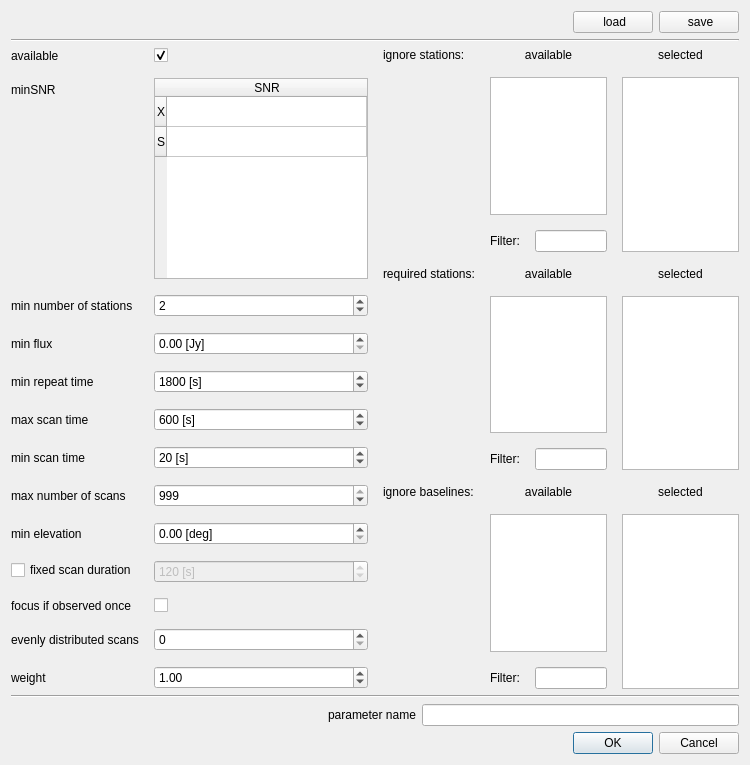
Qt form sourceparametersdialog.ui (TUW-VieVS/VieSchedpp) before a commit.
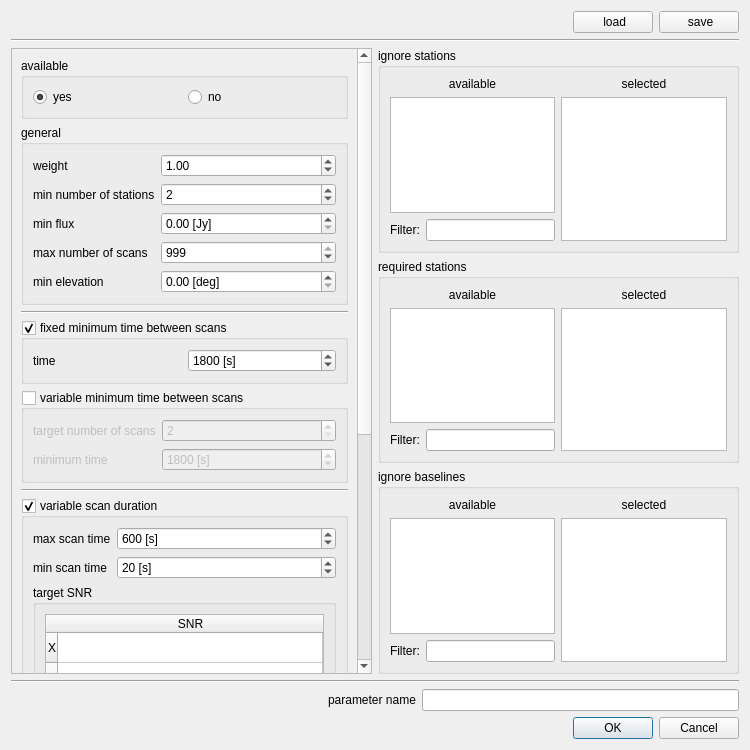
The same form after that commit. Icons and pictures are not drawn.

The edit to the form file:
```diff
--- a/sourceparametersdialog.ui
+++ b/sourceparametersdialog.ui
@@ -7,13 +7,13 @@
     <x>0</x>
     <y>0</y>
     <width>750</width>
-    <height>765</height>
+    <height>750</height>
    </rect>
   </property>
   <property name="windowTitle">
    <string>Dialog</string>
   </property>
-  <layout class="QVBoxLayout" name="verticalLayout">
+  <layout class="QVBoxLayout" name="verticalLayout_15">
    <item>
     <layout class="QHBoxLayout" name="horizontalLayout_9">
      <item>
@@ -61,63 +61,80 @@
     </widget>
    </item>
    <item>
-    <layout class="QHBoxLayout" name="horizontalLayout_8" stretch="1,1">
-     <property name="spacing">
-      <number>15</number>
-     </property>
+    <layout class="QHBoxLayout" name="horizontalLayout_11" stretch="1,1">
+     <item>
+      <widget class="QScrollArea" name="scrollArea">
+       <property name="horizontalScrollBarPolicy">
+        <enum>Qt::ScrollBarAsNeeded</enum>
+       </property>
+       <property name="sizeAdjustPolicy">
+        <enum>QAbstractScrollArea::AdjustIgnored</enum>
+       </property>
+       <property name="widgetResizable">
+        <bool>true</bool>
+       </property>
+       <widget class="QWidget" name="scrollAreaWidgetContents">
+        <property name="geometry">
+         <rect>
+          <x>0</x>
+          <y>0</y>
+          <width>346</width>
+          <height>1086</height>
+         </rect>
+        </property>
+        <layout class="QVBoxLayout" name="verticalLayout">
      <item>
-      <layout class="QFormLayout" name="formLayout">
-       <item row="0" column="0">
-        <widget class="QLabel" name="availableLabel">
-         <property name="text">
+          <widget class="QGroupBox" name="groupBox">
+           <property name="title">
           <string>available</string>
          </property>
-        </widget>
-       </item>
-       <item row="0" column="1">
-        <widget class="QCheckBox" name="availableCheckBox">
+           <property name="checkable">
+            <bool>false</bool>
+           </property>
+           <property name="checked">
+            <bool>false</bool>
+           </property>
+           <layout class="QHBoxLayout" name="horizontalLayout_10">
+            <item>
+             <widget class="QRadioButton" name="radioButton_available_yes">
+              <property name="text">
+               <string>yes</string>
+              </property>
          <property name="checked">
           <bool>true</bool>
          </property>
         </widget>
        </item>
+            <item>
+             <widget class="QRadioButton" name="radioButton_available_no">
+              <property name="text">
+               <string>no</string>
+              </property>
+             </widget>
+            </item>
+           </layout>
+          </widget>
+         </item>
+         <item>
+          <widget class="QGroupBox" name="groupBox_2">
+           <property name="title">
+            <string>general</string>
+           </property>
+           <property name="checkable">
+            <bool>false</bool>
+           </property>
+           <property name="checked">
+            <bool>false</bool>
+           </property>
+           <layout class="QFormLayout" name="formLayout_5">
        <item row="1" column="0">
-        <widget class="QLabel" name="minSNRLabel">
-         <property name="text">
-          <string>minSNR</string>
-         </property>
-        </widget>
-       </item>
-       <item row="1" column="1">
-        <widget class="QTableWidget" name="tableWidget_minSNR">
-         <attribute name="horizontalHeaderStretchLastSection">
-          <bool>true</bool>
-         </attribute>
-         <row>
-          <property name="text">
-           <string>X</string>
-          </property>
-         </row>
-         <row>
-          <property name="text">
-           <string>S</string>
-          </property>
-         </row>
-         <column>
-          <property name="text">
-           <string>SNR</string>
-          </property>
-         </column>
-        </widget>
-       </item>
-       <item row="2" column="0">
         <widget class="QLabel" name="maxSlewTimeLabel">
          <property name="text">
           <string>min number of stations</string>
          </property>
         </widget>
        </item>
-       <item row="2" column="1">
+            <item row="1" column="1">
         <widget class="QSpinBox" name="spinBox_minNumberOfStations">
          <property name="suffix">
           <string/>
@@ -130,14 +147,14 @@
          </property>
         </widget>
        </item>
-       <item row="3" column="0">
+            <item row="2" column="0">
         <widget class="QLabel" name="maxWaitTimeLabel">
          <property name="text">
           <string>min flux </string>
          </property>
         </widget>
        </item>
-       <item row="3" column="1">
+            <item row="2" column="1">
         <widget class="QDoubleSpinBox" name="doubleSpinBox_minFlux">
          <property name="suffix">
           <string> [Jy]</string>
@@ -147,14 +164,84 @@
          </property>
         </widget>
        </item>
+            <item row="3" column="0">
+             <widget class="QLabel" name="label_6">
+              <property name="text">
+               <string>max number of scans</string>
+              </property>
+             </widget>
+            </item>
+            <item row="3" column="1">
+             <widget class="QSpinBox" name="spinBox_maxNumberOfScans">
+              <property name="suffix">
+               <string/>
+              </property>
+              <property name="maximum">
+               <number>999</number>
+              </property>
+              <property name="value">
+               <number>999</number>
+              </property>
+             </widget>
+            </item>
        <item row="4" column="0">
-        <widget class="QLabel" name="label">
+             <widget class="QLabel" name="label_20">
          <property name="text">
-          <string>min repeat time</string>
+               <string>min elevation</string>
          </property>
         </widget>
        </item>
        <item row="4" column="1">
+             <widget class="QDoubleSpinBox" name="doubleSpinBox_minElevation">
+              <property name="suffix">
+               <string> [deg]</string>
+              </property>
+             </widget>
+            </item>
+            <item row="0" column="0">
+             <widget class="QLabel" name="weightLabel">
+              <property name="text">
+               <string>weight</string>
+              </property>
+             </widget>
+            </item>
+            <item row="0" column="1">
+             <widget class="QDoubleSpinBox" name="weightDoubleSpinBox">
+              <property name="singleStep">
+               <double>0.100000000000000</double>
+              </property>
+              <property name="value">
+               <double>1.000000000000000</double>
+              </property>
+             </widget>
+            </item>
+           </layout>
+          </widget>
+         </item>
+         <item>
+          <widget class="Line" name="line_3">
+           <property name="orientation">
+            <enum>Qt::Horizontal</enum>
+           </property>
+          </widget>
+         </item>
+         <item>
+          <widget class="QGroupBox" name="groupBox_10">
+           <property name="title">
+            <string>fixed minimum time between scans</string>
+           </property>
+           <property name="checkable">
+            <bool>true</bool>
+           </property>
+           <layout class="QHBoxLayout" name="horizontalLayout_14">
+            <item>
+             <widget class="QLabel" name="label_10">
+              <property name="text">
+               <string>time</string>
+              </property>
+             </widget>
+            </item>
+            <item>
         <widget class="QSpinBox" name="spinBox_minRepeatTime">
          <property name="suffix">
           <string> [s]</string>
@@ -170,14 +257,99 @@
          </property>
         </widget>
        </item>
-       <item row="5" column="0">
+           </layout>
+          </widget>
+         </item>
+         <item>
+          <widget class="QGroupBox" name="groupBox_9">
+           <property name="title">
+            <string>variable minimum time between scans</string>
+           </property>
+           <property name="checkable">
+            <bool>true</bool>
+           </property>
+           <property name="checked">
+            <bool>false</bool>
+           </property>
+           <layout class="QFormLayout" name="formLayout_3">
+            <item row="0" column="0">
+             <widget class="QLabel" name="label">
+              <property name="text">
+               <string>target number of scans</string>
+              </property>
+             </widget>
+            </item>
+            <item row="0" column="1">
+             <widget class="QSpinBox" name="spinBox_evenlyDistScans">
+              <property name="suffix">
+               <string/>
+              </property>
+              <property name="minimum">
+               <number>2</number>
+              </property>
+              <property name="maximum">
+               <number>999</number>
+              </property>
+             </widget>
+            </item>
+            <item row="1" column="0">
+             <widget class="QLabel" name="label_7">
+              <property name="text">
+               <string>minimum time </string>
+              </property>
+             </widget>
+            </item>
+            <item row="1" column="1">
+             <widget class="QSpinBox" name="spinBox">
+              <property name="suffix">
+               <string> [s]</string>
+              </property>
+              <property name="prefix">
+               <string/>
+              </property>
+              <property name="maximum">
+               <number>99999</number>
+              </property>
+              <property name="singleStep">
+               <number>600</number>
+              </property>
+              <property name="value">
+               <number>1800</number>
+              </property>
+             </widget>
+            </item>
+           </layout>
+          </widget>
+         </item>
+         <item>
+          <widget class="Line" name="line_4">
+           <property name="orientation">
+            <enum>Qt::Horizontal</enum>
+           </property>
+          </widget>
+         </item>
+         <item>
+          <widget class="QGroupBox" name="groupBox_3">
+           <property name="title">
+            <string>variable scan duration</string>
+           </property>
+           <property name="checkable">
+            <bool>true</bool>
+           </property>
+           <property name="checked">
+            <bool>true</bool>
+           </property>
+           <layout class="QVBoxLayout" name="verticalLayout_11">
+            <item>
+             <layout class="QFormLayout" name="formLayout">
+              <item row="0" column="0">
         <widget class="QLabel" name="label_2">
          <property name="text">
           <string>max scan time</string>
          </property>
         </widget>
        </item>
-       <item row="5" column="1">
+              <item row="0" column="1">
         <widget class="QSpinBox" name="spinBox_maxScanTime">
          <property name="suffix">
           <string> [s]</string>
@@ -193,14 +365,14 @@
          </property>
         </widget>
        </item>
-       <item row="6" column="0">
+              <item row="1" column="0">
         <widget class="QLabel" name="label_3">
          <property name="text">
           <string>min scan time</string>
          </property>
         </widget>
        </item>
-       <item row="6" column="1">
+              <item row="1" column="1">
         <widget class="QSpinBox" name="spinBox_minScanTime">
          <property name="suffix">
           <string> [s]</string>
@@ -219,69 +391,67 @@
          </property>
         </widget>
        </item>
-       <item row="7" column="0">
-        <widget class="QLabel" name="label_6">
-         <property name="text">
-          <string>max number of scans</string>
-         </property>
-        </widget>
-       </item>
-       <item row="7" column="1">
-        <widget class="QSpinBox" name="spinBox_maxNumberOfScans">
-         <property name="maximum">
-          <number>999</number>
-         </property>
-         <property name="value">
-          <number>999</number>
-         </property>
-        </widget>
-       </item>
-       <item row="10" column="0">
-        <widget class="QLabel" name="label_7">
+             </layout>
+            </item>
+            <item>
+             <widget class="QGroupBox" name="groupBox_5">
+              <property name="title">
+               <string>target SNR</string>
+              </property>
+              <property name="checkable">
+               <bool>false</bool>
+              </property>
+              <property name="checked">
+               <bool>false</bool>
+              </property>
+              <layout class="QVBoxLayout" name="verticalLayout_8">
+               <item>
+                <widget class="QTableWidget" name="tableWidget_minSNR">
+                 <property name="minimumSize">
+                  <size>
+                   <width>0</width>
+                   <height>120</height>
+                  </size>
+                 </property>
+                 <attribute name="horizontalHeaderStretchLastSection">
+                  <bool>true</bool>
+                 </attribute>
+                 <row>
          <property name="text">
-          <string>focus if observed once</string>
-         </property>
-        </widget>
-       </item>
-       <item row="10" column="1">
-        <widget class="QCheckBox" name="checkBox_focusIfObsOnce">
+                   <string>X</string>
+                  </property>
+                 </row>
+                 <row>
          <property name="text">
-          <string/>
-         </property>
-        </widget>
-       </item>
-       <item row="11" column="0">
-        <widget class="QLabel" name="label_10">
+                   <string>S</string>
+                  </property>
+                 </row>
+                 <column>
          <property name="text">
-          <string>evenly distributed scans</string>
-         </property>
-        </widget>
-       </item>
-       <item row="11" column="1">
-        <widget class="QSpinBox" name="spinBox_evenlyDistScans">
-         <property name="maximum">
-          <number>999</number>
-         </property>
-        </widget>
-       </item>
-       <item row="12" column="0">
-        <widget class="QLabel" name="weightLabel">
-         <property name="text">
-          <string>weight</string>
-         </property>
-        </widget>
-       </item>
-       <item row="12" column="1">
-        <widget class="QDoubleSpinBox" name="weightDoubleSpinBox">
-         <property name="singleStep">
-          <double>0.100000000000000</double>
-         </property>
-         <property name="value">
-          <double>1.000000000000000</double>
-         </property>
-        </widget>
-       </item>
-       <item row="9" column="1">
+                   <string>SNR</string>
+                  </property>
+                 </column>
+                </widget>
+               </item>
+              </layout>
+             </widget>
+            </item>
+           </layout>
+          </widget>
+         </item>
+         <item>
+          <widget class="QGroupBox" name="groupBox_4">
+           <property name="title">
+            <string>fixed scan duration</string>
+           </property>
+           <property name="checkable">
+            <bool>true</bool>
+           </property>
+           <property name="checked">
+            <bool>false</bool>
+           </property>
+           <layout class="QFormLayout" name="formLayout_4">
+            <item row="0" column="1">
         <widget class="QSpinBox" name="spinBox_fixedScanDuration">
          <property name="enabled">
           <bool>false</bool>
@@ -303,42 +473,124 @@
          </property>
         </widget>
        </item>
-       <item row="9" column="0">
-        <widget class="QCheckBox" name="checkBox">
-         <property name="text">
-          <string>fixed scan duration</string>
-         </property>
-        </widget>
-       </item>
-       <item row="8" column="0">
-        <widget class="QLabel" name="label_20">
-         <property name="text">
-          <string>min elevation</string>
-         </property>
-        </widget>
-       </item>
-       <item row="8" column="1">
-        <widget class="QDoubleSpinBox" name="doubleSpinBox_minElevation">
-         <property name="suffix">
-          <string> [deg]</string>
-         </property>
-        </widget>
-       </item>
-      </layout>
-     </item>
-     <item>
-      <layout class="QFormLayout" name="formLayout_2">
        <item row="0" column="0">
-        <widget class="QLabel" name="label_4">
+             <widget class="QLabel" name="label_21">
          <property name="text">
-          <string>ignore stations:</string>
-         </property>
-         <property name="alignment">
-          <set>Qt::AlignLeading|Qt::AlignLeft|Qt::AlignTop</set>
+               <string>duration</string>
+              </property>
+             </widget>
+            </item>
+           </layout>
+          </widget>
+         </item>
+         <item>
+          <widget class="Line" name="line_5">
+           <property name="orientation">
+            <enum>Qt::Horizontal</enum>
          </property>
         </widget>
        </item>
-       <item row="0" column="1">
+         <item>
+          <widget class="QGroupBox" name="groupBox_6">
+           <property name="title">
+            <string>increase weight if observed once</string>
+           </property>
+           <property name="checkable">
+            <bool>true</bool>
+           </property>
+           <property name="checked">
+            <bool>false</bool>
+           </property>
+           <layout class="QVBoxLayout" name="verticalLayout_9">
+            <item>
+             <layout class="QHBoxLayout" name="horizontalLayout_8">
+              <item>
+               <widget class="QLabel" name="label_22">
+                <property name="text">
+                 <string>factor</string>
+                </property>
+               </widget>
+              </item>
+              <item>
+               <widget class="QDoubleSpinBox" name="doubleSpinBox_factor">
+                <property name="value">
+                 <double>1.000000000000000</double>
+                </property>
+               </widget>
+              </item>
+             </layout>
+            </item>
+            <item>
+             <widget class="QGroupBox" name="groupBox_8">
+              <property name="title">
+               <string>occurency</string>
+              </property>
+              <layout class="QHBoxLayout" name="horizontalLayout_12">
+               <item>
+                <widget class="QRadioButton" name="radioButton_increaseWeight_perScan">
+                 <property name="text">
+                  <string>per scan</string>
+                 </property>
+                 <property name="checked">
+                  <bool>false</bool>
+                 </property>
+                </widget>
+               </item>
+               <item>
+                <widget class="QRadioButton" name="radioButton_increaseWeight_once">
+                 <property name="text">
+                  <string>once</string>
+                 </property>
+                 <property name="checked">
+                  <bool>true</bool>
+                 </property>
+                </widget>
+               </item>
+              </layout>
+             </widget>
+            </item>
+            <item>
+             <widget class="QGroupBox" name="groupBox_7">
+              <property name="title">
+               <string>type</string>
+              </property>
+              <layout class="QHBoxLayout" name="horizontalLayout_13">
+               <item>
+                <widget class="QRadioButton" name="radioButton_2">
+                 <property name="text">
+                  <string>additive</string>
+                 </property>
+                </widget>
+               </item>
+               <item>
+                <widget class="QRadioButton" name="radioButton">
+                 <property name="text">
+                  <string>multiplicative</string>
+                 </property>
+                 <property name="checked">
+                  <bool>true</bool>
+                 </property>
+                </widget>
+               </item>
+              </layout>
+             </widget>
+            </item>
+           </layout>
+          </widget>
+         </item>
+        </layout>
+       </widget>
+      </widget>
+     </item>
+     <item>
+      <layout class="QVBoxLayout" name="verticalLayout_10">
+       <item>
+        <widget class="QGroupBox" name="groupBox_11">
+         <property name="title">
+          <string>ignore stations</string>
+         </property>
+         <layout class="QVBoxLayout" name="verticalLayout_12">
+          <item>
         <layout class="QHBoxLayout" name="horizontalLayout_3">
          <item>
           <layout class="QVBoxLayout" name="verticalLayout_2">
@@ -405,17 +657,16 @@
          </item>
         </layout>
        </item>
-       <item row="1" column="0">
-        <widget class="QLabel" name="label_9">
-         <property name="text">
-          <string>required stations:</string>
-         </property>
-         <property name="alignment">
-          <set>Qt::AlignLeading|Qt::AlignLeft|Qt::AlignTop</set>
-         </property>
+         </layout>
         </widget>
        </item>
-       <item row="1" column="1">
+       <item>
+        <widget class="QGroupBox" name="groupBox_12">
+         <property name="title">
+          <string>required stations</string>
+         </property>
+         <layout class="QVBoxLayout" name="verticalLayout_13">
+          <item>
         <layout class="QHBoxLayout" name="horizontalLayout_4">
          <item>
           <layout class="QVBoxLayout" name="verticalLayout_4">
@@ -482,17 +733,16 @@
          </item>
         </layout>
        </item>
-       <item row="2" column="0">
-        <widget class="QLabel" name="label_8">
-         <property name="text">
-          <string>ignore baselines:</string>
-         </property>
-         <property name="alignment">
-          <set>Qt::AlignLeading|Qt::AlignLeft|Qt::AlignTop</set>
-         </property>
+         </layout>
         </widget>
        </item>
-       <item row="2" column="1">
+       <item>
+        <widget class="QGroupBox" name="groupBox_13">
+         <property name="title">
+          <string>ignore baselines</string>
+         </property>
+         <layout class="QVBoxLayout" name="verticalLayout_14">
+          <item>
         <layout class="QHBoxLayout" name="horizontalLayout_6">
          <item>
           <layout class="QVBoxLayout" name="verticalLayout_6">
@@ -560,6 +810,11 @@
         </layout>
        </item>
       </layout>
+         <zorder></zorder>
+         <zorder></zorder>
+        </widget>
+       </item>
+      </layout>
      </item>
     </layout>
    </item>
```
Left out of the diff: 51 changed lines with no effect on the pictures. Lines whose indentation alone changed are shown as unchanged.
